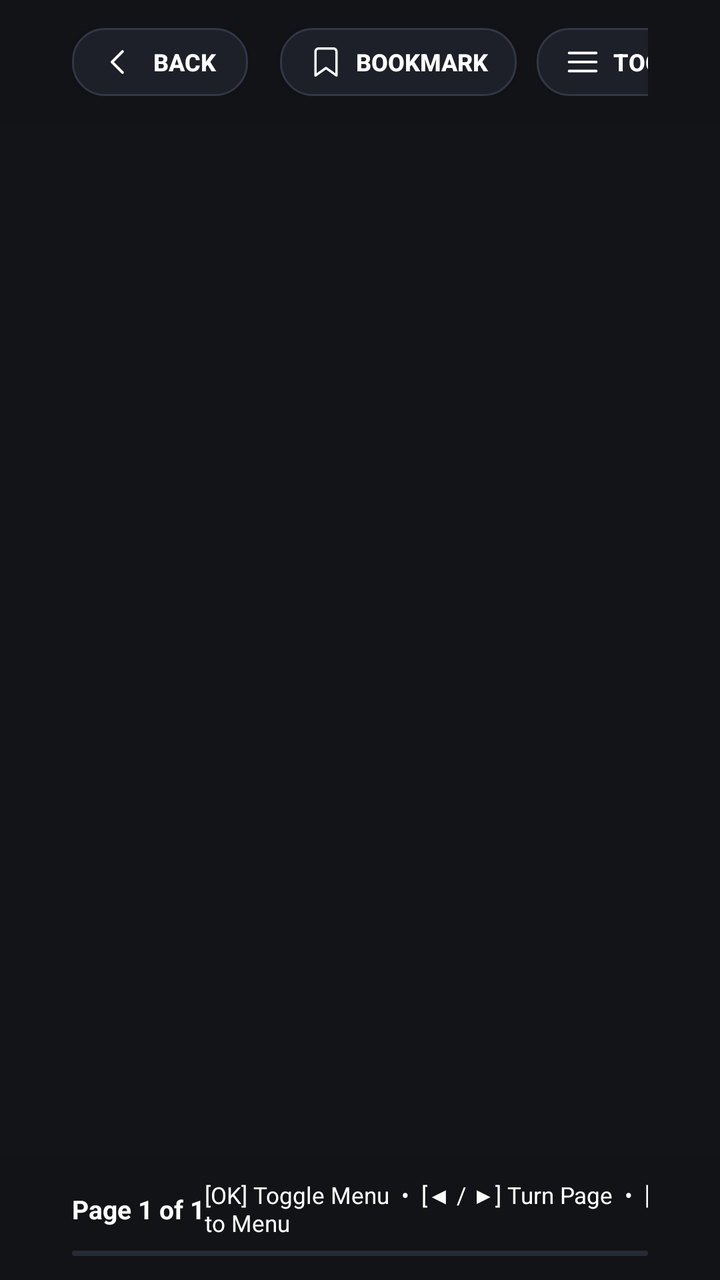
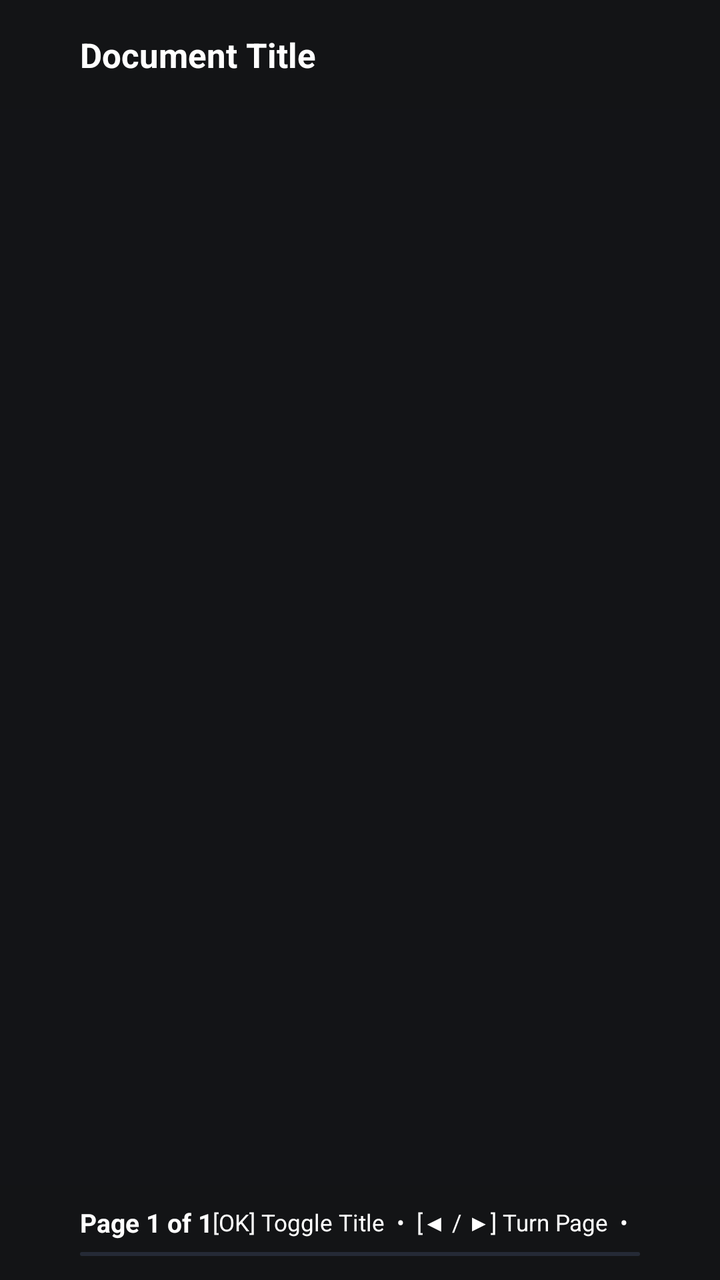

Before-and-after screenshots of an Android layout around one commit, followed by the original layout XML and the change that was made.
<!-- AndroidManifest.xml: application theme Theme.TvReader -->
<!-- res/layout/activity_reader.xml -->
<?xml version="1.0" encoding="utf-8"?>
<FrameLayout xmlns:android="http://schemas.android.com/apk/res/android"
    xmlns:app="http://schemas.android.com/apk/res-auto"
    xmlns:tools="http://schemas.android.com/tools"
    android:id="@+id/readerRoot"
    android:layout_width="match_parent"
    android:layout_height="match_parent"
    android:background="@color/bg_main"
    android:focusable="true">

    
    <androidx.viewpager2.widget.ViewPager2
        android:id="@+id/vpReaderPaged"
        android:layout_width="match_parent"
        android:layout_height="match_parent"
        android:orientation="horizontal" />

    
    <ProgressBar
        android:id="@+id/docLoadingIndicator"
        android:layout_width="48dp"
        android:layout_height="48dp"
        android:layout_gravity="center"
        android:indeterminateTint="@color/neon_cyan"
        android:visibility="gone" />

    
    <LinearLayout
        android:id="@+id/topToolbar"
        android:layout_width="match_parent"
        android:layout_height="wrap_content"
        android:layout_gravity="top"
        android:background="@color/overlay_toolbar"
        android:orientation="horizontal"
        android:gravity="center_vertical"
        android:paddingStart="36dp"
        android:paddingEnd="36dp"
        android:paddingTop="14dp"
        android:paddingBottom="14dp">

        <Button
            android:id="@+id/btnBack"
            android:layout_width="wrap_content"
            android:layout_height="34dp"
            android:text="Back"
            android:textColor="@color/btn_focus_text_color"
            android:textSize="12sp"
            android:textStyle="bold"
            android:drawableStart="@drawable/ic_back_stroke"
            android:drawablePadding="6dp"
            android:background="@drawable/focus_button_bg"
            android:paddingStart="14dp"
            android:paddingEnd="14dp"
            android:focusable="true"
            android:layout_marginEnd="16dp" />

        <TextView
            android:id="@+id/tvDocTitle"
            android:layout_width="0dp"
            android:layout_height="wrap_content"
            android:layout_weight="1"
            android:text="Document Title"
            android:textColor="#FFFFFF"
            android:textSize="16sp"
            android:textStyle="bold"
            android:maxLines="1"
            android:ellipsize="end" />

        
        <Button
            android:id="@+id/btnToggleBookmark"
            android:layout_width="wrap_content"
            android:layout_height="34dp"
            android:text="Bookmark"
            android:textColor="@color/btn_focus_text_color"
            android:textSize="12sp"
            android:textStyle="bold"
            android:drawableStart="@drawable/ic_bookmark_stroke"
            android:drawablePadding="6dp"
            android:background="@drawable/focus_button_bg"
            android:paddingStart="14dp"
            android:paddingEnd="14dp"
            android:focusable="true"
            android:layout_marginEnd="10dp" />

        
        <Button
            android:id="@+id/btnOpenToc"
            android:layout_width="wrap_content"
            android:layout_height="34dp"
            android:text="TOC / Pages"
            android:textColor="@color/btn_focus_text_color"
            android:textSize="12sp"
            android:textStyle="bold"
            android:drawableStart="@drawable/ic_toc_stroke"
            android:drawablePadding="6dp"
            android:background="@drawable/focus_button_bg"
            android:paddingStart="14dp"
            android:paddingEnd="14dp"
            android:focusable="true" />
    </LinearLayout>

    
    <LinearLayout
        android:id="@+id/bottomToolbar"
        android:layout_width="match_parent"
        android:layout_height="wrap_content"
        android:layout_gravity="bottom"
        android:background="@color/overlay_toolbar"
        android:orientation="vertical"
        android:paddingStart="36dp"
        android:paddingEnd="36dp"
        android:paddingTop="12dp"
        android:paddingBottom="12dp">

        <LinearLayout
            android:layout_width="match_parent"
            android:layout_height="wrap_content"
            android:orientation="horizontal"
            android:gravity="center_vertical">

            <TextView
                android:id="@+id/tvPageIndicator"
                android:layout_width="wrap_content"
                android:layout_height="wrap_content"
                android:text="Page 1 of 1"
                android:textColor="#FFFFFF"
                android:textSize="13sp"
                android:textStyle="bold" />

            <View
                android:layout_width="0dp"
                android:layout_height="1dp"
                android:layout_weight="1" />

            <TextView
                android:id="@+id/tvRemoteTip"
                android:layout_width="wrap_content"
                android:layout_height="wrap_content"
                android:text="[OK] Toggle Menu  •  [◀ / ▶] Turn Page  •  [▲] Navigate to Menu"
                android:textColor="#FFFFFF"
                android:textSize="11.5sp" />
        </LinearLayout>

        <ProgressBar
            android:id="@+id/readerProgressBar"
            style="@android:style/Widget.ProgressBar.Horizontal"
            android:layout_width="match_parent"
            android:layout_height="2.5dp"
            android:layout_marginTop="6dp"
            android:max="100"
            android:progressBackgroundTint="@color/progress_track"
            android:progressTint="@color/neon_cyan" />
    </LinearLayout>

    
    <LinearLayout
        android:id="@+id/drawerLayout"
        android:layout_width="360dp"
        android:layout_height="match_parent"
        android:layout_gravity="end"
        android:background="@color/overlay_drawer"
        android:orientation="vertical"
        android:padding="24dp"
        android:visibility="gone"
        android:elevation="16dp"
        android:clickable="true"
        android:focusable="true">

        <LinearLayout
            android:layout_width="match_parent"
            android:layout_height="wrap_content"
            android:orientation="horizontal"
            android:gravity="center_vertical"
            android:layout_marginBottom="14dp">

            <TextView
                android:layout_width="0dp"
                android:layout_height="wrap_content"
                android:layout_weight="1"
                android:text="Table of Contents"
                android:textColor="#FFFFFF"
                android:textSize="18sp"
                android:textStyle="bold" />

            <Button
                android:id="@+id/btnCloseDrawer"
                android:layout_width="wrap_content"
                android:layout_height="32dp"
                android:text="Close"
                android:textColor="@color/btn_focus_text_color"
                android:textSize="11sp"
                android:textStyle="bold"
                android:drawableStart="@drawable/ic_close_stroke"
                android:drawablePadding="4dp"
                android:background="@drawable/focus_button_bg"
                android:paddingStart="12dp"
                android:paddingEnd="12dp"
                android:focusable="true" />
        </LinearLayout>

        
        <TextView
            android:layout_width="wrap_content"
            android:layout_height="wrap_content"
            android:text="BOOKMARKS"
            android:textColor="@color/neon_cyan"
            android:textSize="12sp"
            android:textStyle="bold"
            android:letterSpacing="0.06"
            android:layout_marginBottom="8dp" />

        <androidx.recyclerview.widget.RecyclerView
            android:id="@+id/rvBookmarks"
            android:layout_width="match_parent"
            android:layout_height="130dp"
            android:layout_marginBottom="16dp"
            android:scrollbars="vertical" />

        <TextView
            android:id="@+id/tvNoBookmarks"
            android:layout_width="match_parent"
            android:layout_height="50dp"
            android:text="No bookmarks saved"
            android:textColor="#FFFFFF"
            android:textSize="12sp"
            android:gravity="center"
            android:visibility="gone" />

        
        <TextView
            android:layout_width="wrap_content"
            android:layout_height="wrap_content"
            android:text="PAGES / SECTIONS"
            android:textColor="#FFFFFF"
            android:textSize="12sp"
            android:textStyle="bold"
            android:letterSpacing="0.06"
            android:layout_marginBottom="8dp" />

        <androidx.recyclerview.widget.RecyclerView
            android:id="@+id/rvPageList"
            android:layout_width="match_parent"
            android:layout_height="0dp"
            android:layout_weight="1"
            android:scrollbars="vertical" />
    </LinearLayout>

</FrameLayout>
<!-- resources referenced by this layout -->
<resources>
  <color name="bg_main">#131417</color>
  <color name="neon_cyan">#00E5FF</color>
  <color name="overlay_drawer">#F8131417</color>
  <color name="overlay_toolbar">#F0131417</color>
  <color name="progress_track">#252A36</color>
  <!-- drawable focus_button_bg (drawable) -->
  <?xml version="1.0" encoding="utf-8"?>
  <selector xmlns:android="http://schemas.android.com/apk/res/android">
      <item android:state_focused="true">
          <shape android:shape="rectangle">
              <solid android:color="@color/pill_bg_focused" />
              <stroke android:width="1.2dp" android:color="@color/pill_stroke_focused" />
              <corners android:radius="16dp" />
          </shape>
      </item>
      <item android:state_pressed="true">
          <shape android:shape="rectangle">
              <solid android:color="#242B3B" />
              <stroke android:width="1.2dp" android:color="@color/pill_stroke_focused" />
              <corners android:radius="16dp" />
          </shape>
      </item>
      <item>
          <shape android:shape="rectangle">
              <solid android:color="@color/pill_bg_normal" />
              <stroke android:width="1dp" android:color="@color/pill_stroke_normal" />
              <corners android:radius="16dp" />
          </shape>
      </item>
  </selector>
  <!-- drawable ic_back_stroke (drawable) -->
  <?xml version="1.0" encoding="utf-8"?>
  <vector xmlns:android="http://schemas.android.com/apk/res/android"
      android:width="18dp"
      android:height="18dp"
      android:viewportWidth="24"
      android:viewportHeight="24">
      <path
          android:strokeColor="#FFFFFF"
          android:strokeWidth="1.8"
          android:strokeLineCap="round"
          android:strokeLineJoin="round"
          android:fillColor="#00000000"
          android:pathData="M15,19l-7,-7 7,-7" />
  </vector>
  <!-- drawable ic_bookmark_stroke (drawable) -->
  <?xml version="1.0" encoding="utf-8"?>
  <vector xmlns:android="http://schemas.android.com/apk/res/android"
      android:width="18dp"
      android:height="18dp"
      android:viewportWidth="24"
      android:viewportHeight="24">
      <path
          android:strokeColor="#FFFFFF"
          android:strokeWidth="1.6"
          android:strokeLineCap="round"
          android:strokeLineJoin="round"
          android:fillColor="#00000000"
          android:pathData="M19,21L12,16L5,21V5A2,2 0 0,1 7,3H17A2,2 0 0,1 19,5Z" />
  </vector>
  <!-- drawable ic_close_stroke (drawable) -->
  <?xml version="1.0" encoding="utf-8"?>
  <vector xmlns:android="http://schemas.android.com/apk/res/android"
      android:width="18dp"
      android:height="18dp"
      android:viewportWidth="24"
      android:viewportHeight="24">
      <path
          android:strokeColor="#FFFFFF"
          android:strokeWidth="1.8"
          android:strokeLineCap="round"
          android:strokeLineJoin="round"
          android:fillColor="#00000000"
          android:pathData="M18,6L6,18M6,6l12,12" />
  </vector>
  <!-- drawable ic_toc_stroke (drawable) -->
  <?xml version="1.0" encoding="utf-8"?>
  <vector xmlns:android="http://schemas.android.com/apk/res/android"
      android:width="18dp"
      android:height="18dp"
      android:viewportWidth="24"
      android:viewportHeight="24">
      <path
          android:strokeColor="#FFFFFF"
          android:strokeWidth="1.8"
          android:strokeLineCap="round"
          android:fillColor="#00000000"
          android:pathData="M3,6h18M3,12h18M3,18h18" />
  </vector>
  <color name="pill_bg_focused">#242B3B</color>
  <color name="pill_stroke_focused">#00E5FF</color>
  <color name="pill_bg_normal">#1D2028</color>
  <color name="pill_stroke_normal">#313747</color>
  <color name="bg_surface">#1A1C22</color>
  <color name="text_primary">#FFFFFF</color>
  <!-- unchanged entries left out for length: 1 -->
</resources>

<!-- the commit's change to res/layout/activity_reader.xml (unified diff, before → after) -->
@@ -21,7 +21,7 @@
         android:layout_width="48dp"
         android:layout_height="48dp"
         android:layout_gravity="center"
-        android:indeterminateTint="@color/neon_cyan"
+        android:indeterminateTint="#FFFFFF"
         android:visibility="gone" />
 
     
@@ -33,71 +33,21 @@
         android:background="@color/overlay_toolbar"
         android:orientation="horizontal"
         android:gravity="center_vertical"
-        android:paddingStart="36dp"
-        android:paddingEnd="36dp"
-        android:paddingTop="14dp"
-        android:paddingBottom="14dp">
-
-        <Button
-            android:id="@+id/btnBack"
-            android:layout_width="wrap_content"
-            android:layout_height="34dp"
-            android:text="Back"
-            android:textColor="@color/btn_focus_text_color"
-            android:textSize="12sp"
-            android:textStyle="bold"
-            android:drawableStart="@drawable/ic_back_stroke"
-            android:drawablePadding="6dp"
-            android:background="@drawable/focus_button_bg"
-            android:paddingStart="14dp"
-            android:paddingEnd="14dp"
-            android:focusable="true"
-            android:layout_marginEnd="16dp" />
+        android:paddingStart="40dp"
+        android:paddingEnd="40dp"
+        android:paddingTop="16dp"
+        android:paddingBottom="16dp">
 
         <TextView
             android:id="@+id/tvDocTitle"
-            android:layout_width="0dp"
+            android:layout_width="match_parent"
             android:layout_height="wrap_content"
-            android:layout_weight="1"
             android:text="Document Title"
             android:textColor="#FFFFFF"
-            android:textSize="16sp"
+            android:textSize="17sp"
             android:textStyle="bold"
             android:maxLines="1"
             android:ellipsize="end" />
-
-        
-        <Button
-            android:id="@+id/btnToggleBookmark"
-            android:layout_width="wrap_content"
-            android:layout_height="34dp"
-            android:text="Bookmark"
-            android:textColor="@color/btn_focus_text_color"
-            android:textSize="12sp"
-            android:textStyle="bold"
-            android:drawableStart="@drawable/ic_bookmark_stroke"
-            android:drawablePadding="6dp"
-            android:background="@drawable/focus_button_bg"
-            android:paddingStart="14dp"
-            android:paddingEnd="14dp"
-            android:focusable="true"
-            android:layout_marginEnd="10dp" />
-
-        
-        <Button
-            android:id="@+id/btnOpenToc"
-            android:layout_width="wrap_content"
-            android:layout_height="34dp"
-            android:text="TOC / Pages"
-            android:textColor="@color/btn_focus_text_color"
-            android:textSize="12sp"
-            android:textStyle="bold"
-            android:drawableStart="@drawable/ic_toc_stroke"
-            android:drawablePadding="6dp"
-            android:background="@drawable/focus_button_bg"
-            android:paddingStart="14dp"
-            android:paddingEnd="14dp"
-            android:focusable="true" />
     </LinearLayout>
 
     
@@ -108,9 +58,9 @@
         android:layout_gravity="bottom"
         android:background="@color/overlay_toolbar"
         android:orientation="vertical"
-        android:paddingStart="36dp"
-        android:paddingEnd="36dp"
-        android:paddingTop="12dp"
+        android:paddingStart="40dp"
+        android:paddingEnd="40dp"
+        android:paddingTop="10dp"
         android:paddingBottom="12dp">
 
         <LinearLayout
@@ -137,7 +87,7 @@
                 android:id="@+id/tvRemoteTip"
                 android:layout_width="wrap_content"
                 android:layout_height="wrap_content"
-                android:text="[OK] Toggle Menu  •  [◀ / ▶] Turn Page  •  [▲] Navigate to Menu"
+                android:text="[OK] Toggle Title  •  [◀ / ▶] Turn Page  •  [Back] Exit"
                 android:textColor="#FFFFFF"
                 android:textSize="11.5sp" />
         </LinearLayout>
@@ -146,104 +96,11 @@
             android:id="@+id/readerProgressBar"
             style="@android:style/Widget.ProgressBar.Horizontal"
             android:layout_width="match_parent"
-            android:layout_height="2.5dp"
+            android:layout_height="2dp"
             android:layout_marginTop="6dp"
             android:max="100"
             android:progressBackgroundTint="@color/progress_track"
-            android:progressTint="@color/neon_cyan" />
-    </LinearLayout>
-
-    
-    <LinearLayout
-        android:id="@+id/drawerLayout"
-        android:layout_width="360dp"
-        android:layout_height="match_parent"
-        android:layout_gravity="end"
-        android:background="@color/overlay_drawer"
-        android:orientation="vertical"
-        android:padding="24dp"
-        android:visibility="gone"
-        android:elevation="16dp"
-        android:clickable="true"
-        android:focusable="true">
-
-        <LinearLayout
-            android:layout_width="match_parent"
-            android:layout_height="wrap_content"
-            android:orientation="horizontal"
-            android:gravity="center_vertical"
-            android:layout_marginBottom="14dp">
-
-            <TextView
-                android:layout_width="0dp"
-                android:layout_height="wrap_content"
-                android:layout_weight="1"
-                android:text="Table of Contents"
-                android:textColor="#FFFFFF"
-                android:textSize="18sp"
-                android:textStyle="bold" />
-
-            <Button
-                android:id="@+id/btnCloseDrawer"
-                android:layout_width="wrap_content"
-                android:layout_height="32dp"
-                android:text="Close"
-                android:textColor="@color/btn_focus_text_color"
-                android:textSize="11sp"
-                android:textStyle="bold"
-                android:drawableStart="@drawable/ic_close_stroke"
-                android:drawablePadding="4dp"
-                android:background="@drawable/focus_button_bg"
-                android:paddingStart="12dp"
-                android:paddingEnd="12dp"
-                android:focusable="true" />
-        </LinearLayout>
-
-        
-        <TextView
-            android:layout_width="wrap_content"
-            android:layout_height="wrap_content"
-            android:text="BOOKMARKS"
-            android:textColor="@color/neon_cyan"
-            android:textSize="12sp"
-            android:textStyle="bold"
-            android:letterSpacing="0.06"
-            android:layout_marginBottom="8dp" />
-
-        <androidx.recyclerview.widget.RecyclerView
-            android:id="@+id/rvBookmarks"
-            android:layout_width="match_parent"
-            android:layout_height="130dp"
-            android:layout_marginBottom="16dp"
-            android:scrollbars="vertical" />
-
-        <TextView
-            android:id="@+id/tvNoBookmarks"
-            android:layout_width="match_parent"
-            android:layout_height="50dp"
-            android:text="No bookmarks saved"
-            android:textColor="#FFFFFF"
-            android:textSize="12sp"
-            android:gravity="center"
-            android:visibility="gone" />
-
-        
-        <TextView
-            android:layout_width="wrap_content"
-            android:layout_height="wrap_content"
-            android:text="PAGES / SECTIONS"
-            android:textColor="#FFFFFF"
-            android:textSize="12sp"
-            android:textStyle="bold"
-            android:letterSpacing="0.06"
-            android:layout_marginBottom="8dp" />
-
-        <androidx.recyclerview.widget.RecyclerView
-            android:id="@+id/rvPageList"
-            android:layout_width="match_parent"
-            android:layout_height="0dp"
-            android:layout_weight="1"
-            android:scrollbars="vertical" />
+            android:progressTint="#FFFFFF" />
     </LinearLayout>
 
 </FrameLayout>
<!-- resource entries referenced after the edit -->
@@ -1,98 +1,9 @@
 <!-- resources referenced by this layout -->
 <resources>
   <color name="bg_main">#131417</color>
-  <color name="neon_cyan">#00E5FF</color>
-  <color name="overlay_drawer">#F8131417</color>
-  <color name="overlay_toolbar">#F0131417</color>
+  <color name="neon_cyan">#FFFFFF</color>
+  <color name="overlay_toolbar">#E6131417</color>
   <color name="progress_track">#252A36</color>
-  <!-- drawable focus_button_bg (drawable) -->
-  <?xml version="1.0" encoding="utf-8"?>
-  <selector xmlns:android="http://schemas.android.com/apk/res/android">
-      <item android:state_focused="true">
-          <shape android:shape="rectangle">
-              <solid android:color="@color/pill_bg_focused" />
-              <stroke android:width="1.2dp" android:color="@color/pill_stroke_focused" />
-              <corners android:radius="16dp" />
-          </shape>
-      </item>
-      <item android:state_pressed="true">
-          <shape android:shape="rectangle">
-              <solid android:color="#242B3B" />
-              <stroke android:width="1.2dp" android:color="@color/pill_stroke_focused" />
-              <corners android:radius="16dp" />
-          </shape>
-      </item>
-      <item>
-          <shape android:shape="rectangle">
-              <solid android:color="@color/pill_bg_normal" />
-              <stroke android:width="1dp" android:color="@color/pill_stroke_normal" />
-              <corners android:radius="16dp" />
-          </shape>
-      </item>
-  </selector>
-  <!-- drawable ic_back_stroke (drawable) -->
-  <?xml version="1.0" encoding="utf-8"?>
-  <vector xmlns:android="http://schemas.android.com/apk/res/android"
-      android:width="18dp"
-      android:height="18dp"
-      android:viewportWidth="24"
-      android:viewportHeight="24">
-      <path
-          android:strokeColor="#FFFFFF"
-          android:strokeWidth="1.8"
-          android:strokeLineCap="round"
-          android:strokeLineJoin="round"
-          android:fillColor="#00000000"
-          android:pathData="M15,19l-7,-7 7,-7" />
-  </vector>
-  <!-- drawable ic_bookmark_stroke (drawable) -->
-  <?xml version="1.0" encoding="utf-8"?>
-  <vector xmlns:android="http://schemas.android.com/apk/res/android"
-      android:width="18dp"
-      android:height="18dp"
-      android:viewportWidth="24"
-      android:viewportHeight="24">
-      <path
-          android:strokeColor="#FFFFFF"
-          android:strokeWidth="1.6"
-          android:strokeLineCap="round"
-          android:strokeLineJoin="round"
-          android:fillColor="#00000000"
-          android:pathData="M19,21L12,16L5,21V5A2,2 0 0,1 7,3H17A2,2 0 0,1 19,5Z" />
-  </vector>
-  <!-- drawable ic_close_stroke (drawable) -->
-  <?xml version="1.0" encoding="utf-8"?>
-  <vector xmlns:android="http://schemas.android.com/apk/res/android"
-      android:width="18dp"
-      android:height="18dp"
-      android:viewportWidth="24"
-      android:viewportHeight="24">
-      <path
-          android:strokeColor="#FFFFFF"
-          android:strokeWidth="1.8"
-          android:strokeLineCap="round"
-          android:strokeLineJoin="round"
-          android:fillColor="#00000000"
-          android:pathData="M18,6L6,18M6,6l12,12" />
-  </vector>
-  <!-- drawable ic_toc_stroke (drawable) -->
-  <?xml version="1.0" encoding="utf-8"?>
-  <vector xmlns:android="http://schemas.android.com/apk/res/android"
-      android:width="18dp"
-      android:height="18dp"
-      android:viewportWidth="24"
-      android:viewportHeight="24">
-      <path
-          android:strokeColor="#FFFFFF"
-          android:strokeWidth="1.8"
-          android:strokeLineCap="round"
-          android:fillColor="#00000000"
-          android:pathData="M3,6h18M3,12h18M3,18h18" />
-  </vector>
-  <color name="pill_bg_focused">#242B3B</color>
-  <color name="pill_stroke_focused">#00E5FF</color>
-  <color name="pill_bg_normal">#1D2028</color>
-  <color name="pill_stroke_normal">#313747</color>
   <color name="bg_surface">#1A1C22</color>
   <color name="text_primary">#FFFFFF</color>
   <!-- unchanged entries left out for length: 1 -->
